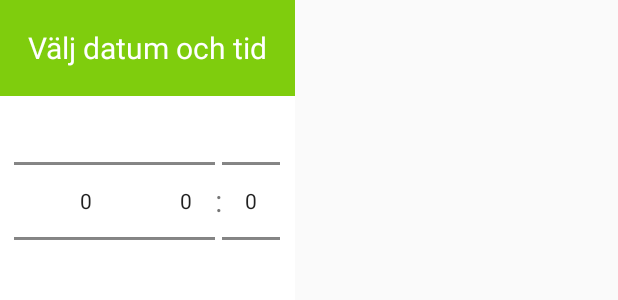
After one commit to e-karlsson/SmartWasher, an Android app: the layout layout_washer_picker.xml on its own in the app's theme, with its tools: preview values and no code run, on a phone screen of 412 x 824 dp. The commit adds this screen. Shown: the top 300 px of the screen. Run offline under Robolectric (Android 15) with nearby library versions, the phone set to English and light mode, and no system bars.

Commit message:
Love branch v 1.6 Time Picker etc

```diff
--- /dev/null
+++ b/app/src/main/res/layout/layout_washer_picker.xml
@@ -0,0 +1,52 @@
+<?xml version="1.0" encoding="utf-8"?>
+<LinearLayout xmlns:android="http://schemas.android.com/apk/res/android"
+    android:orientation="vertical"
+    android:layout_width="wrap_content"
+    android:layout_height="wrap_content">
+    <TextView
+
+        android:layout_width="fill_parent"
+        android:layout_height="64dp"
+        android:text="Välj datum och tid"
+        android:gravity="center"
+
+        android:textColor="@color/white"
+        android:textSize="20dp"
+        android:background="@color/tieto_green"
+        android:contentDescription="@string/app_name" />
+
+    <LinearLayout
+        android:layout_width="match_parent"
+        android:layout_height="140dp"
+        android:background="@color/white"
+        android:orientation="horizontal"
+        android:gravity="center"
+        android:weightSum="100">
+
+
+        <NumberPicker
+            android:layout_width="0dp"
+            android:layout_height="wrap_content"
+            android:id="@+id/np_picker_day"
+            android:layout_gravity="center_vertical"
+
+            android:layout_weight="50"></NumberPicker>
+        <NumberPicker
+            android:layout_width="0dp"
+            android:layout_height="wrap_content"
+            android:id="@+id/np_picker_hour"
+            android:layout_gravity="center_vertical"
+            android:layout_weight="20"/>
+        <TextView
+            android:layout_width="wrap_content"
+            android:layout_height="wrap_content"
+            android:text=":"
+            android:textSize="20dp"/>
+        <NumberPicker
+            android:layout_width="0dp"
+            android:layout_height="wrap_content"
+            android:id="@+id/np_picker_minute"
+            android:layout_gravity="center_vertical"
+            android:layout_weight="20"/>
+    </LinearLayout>
+</LinearLayout>
```
Also changed, not shown: app/src/main/java/dialogs/WasherTimeDialog.java (added, +85 -0 lines), app/src/main/java/extra/Storage.java (+9 -0 lines), app/src/main/java/fragments/StartFragment.java (+153 -2 lines).
